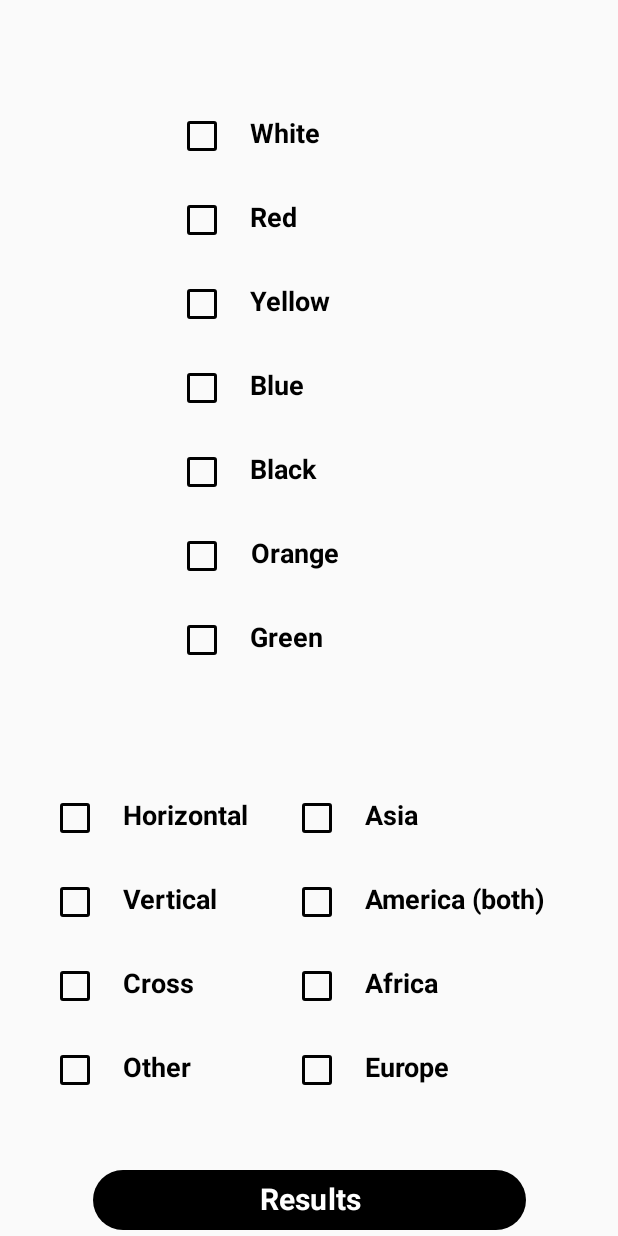
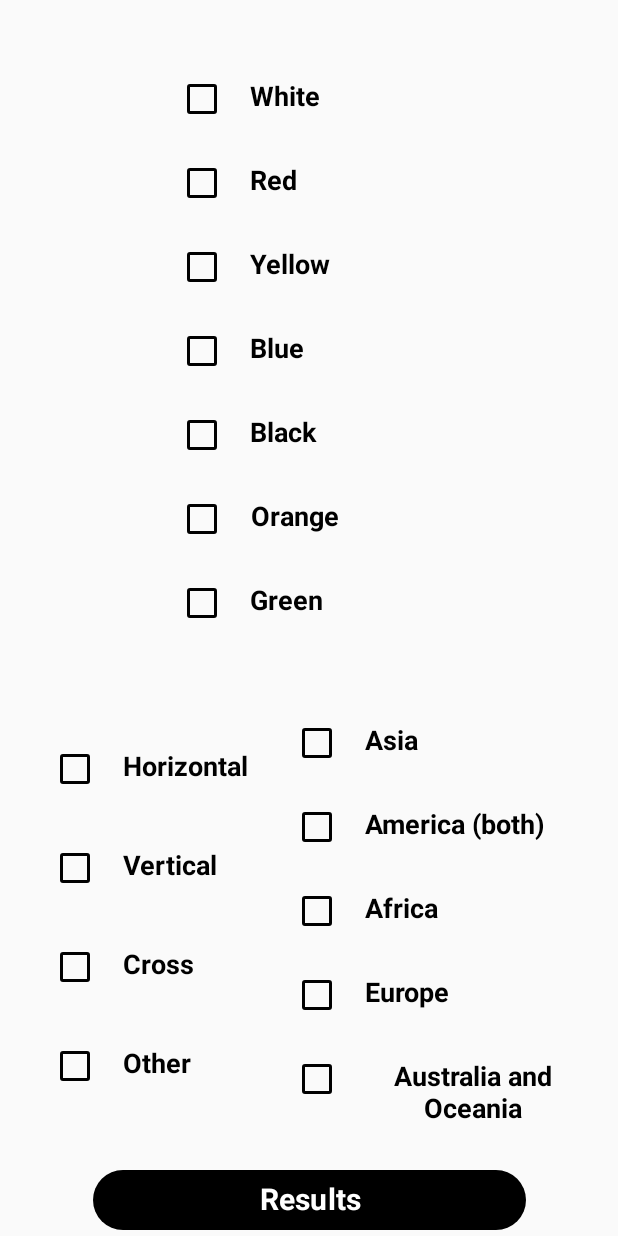
Before and after one commit to bartekkleczar/jCompose-FlagiAplikacja, an Android app built with Jetpack Compose: the screen it shows after launch (MainActivity), on a phone screen of 412 x 824 dp. Run offline under Robolectric (Android 15) with nearby library versions, the phone set to English and light mode, and no system bars.

Commit message:
australia i oceania + dostosowanie wyswietlania w filtrch pod ta dluga nazwe

```diff
--- a/app/src/main/java/pl/klenczi/jcomposeflagiaplikacja/MainActivity.kt
+++ b/app/src/main/java/pl/klenczi/jcomposeflagiaplikacja/MainActivity.kt
@@ -55,6 +55,7 @@ class MainActivity : ComponentActivity() {
             val asia = r.getString(R.string.continent_asia)
             val america = r.getString(R.string.continent_america)
             val africa = r.getString(R.string.continent_africa)
+            val oceania = r.getString(R.string.continent_oceania)
 
             val red = r.getString(R.string.color_red)
             val blue = r.getString(R.string.color_blue)
@@ -168,6 +169,7 @@ class MainActivity : ComponentActivity() {
             val japonia = Panstwo(getString(R.string.country_japonia), mutableSetOf(asia), mutableSetOf(red, white, other), R.drawable.japonia)
             val jemen = Panstwo(getString(R.string.country_jemen), mutableSetOf(asia), mutableSetOf(red, white, black, horizontal), R.drawable.jemen)
             val jordania = Panstwo(getString(R.string.country_jordania), mutableSetOf(asia), mutableSetOf(black, white, green, red, horizontal), R.drawable.jordania)
+            val kambodza = Panstwo(getString(R.string.country_kambodza), mutableSetOf(asia), mutableSetOf(blue, white, red, horizontal), R.drawable.kambodza)
             val kazachstan = Panstwo(getString(R.string.country_kazachstan), mutableSetOf(asia), mutableSetOf(blue, yellow, other), R.drawable.kazachstan)
             val kirgistan = Panstwo(getString(R.string.country_kirgistan), mutableSetOf(asia), mutableSetOf(red, yellow, other), R.drawable.kirgistan)
             val koreapolnocna = Panstwo(getString(R.string.country_koreapolnocna), mutableSetOf(asia), mutableSetOf(red, white, blue, horizontal), R.drawable.koreapolnocna)
@@ -247,6 +249,21 @@ class MainActivity : ComponentActivity() {
             val zambia = Panstwo(r.getString(R.string.country_zambia), mutableSetOf(africa), mutableSetOf(green, orange, black, red, other), R.drawable.zambia)
             val zimbabwe = Panstwo(r.getString(R.string.country_zimbabwe), mutableSetOf(africa), mutableSetOf(green, yellow, red, white, black, horizontal), R.drawable.zimbabwe)
 
+            val australia = Panstwo(getString(R.string.country_australia), mutableSetOf(oceania), mutableSetOf(red, white, blue), R.drawable.australia)
+            val mikronezja = Panstwo(getString(R.string.country_mikronezja), mutableSetOf(oceania), mutableSetOf(blue, white), R.drawable.mikronezja)
+            val fidzi = Panstwo(getString(R.string.country_fidzi), mutableSetOf(oceania), mutableSetOf(blue, yellow), R.drawable.fidzi)
+            val kiribati = Panstwo(getString(R.string.country_kiribati), mutableSetOf(oceania), mutableSetOf(red, white), R.drawable.kiribati)
+            val republikaMarshalla = Panstwo(getString(R.string.country_republikamarshalla), mutableSetOf(oceania), mutableSetOf(blue, white), R.drawable.republikamarshalla)
+            val nauru = Panstwo(getString(R.string.country_nauru), mutableSetOf(oceania), mutableSetOf(blue, yellow), R.drawable.nauru)
+            val nowaZelandia = Panstwo(getString(R.string.country_nowazelandia), mutableSetOf(oceania), mutableSetOf(red, white, blue), R.drawable.nowazelandia)
+            val palau = Panstwo(getString(R.string.country_palau), mutableSetOf(oceania), mutableSetOf(blue, yellow), R.drawable.palau)
+            val papuaNowaGwinea = Panstwo(getString(R.string.country_papuanowagwinea), mutableSetOf(oceania), mutableSetOf(red, black, yellow), R.drawable.papuanowagwinea)
+            val samoa = Panstwo(getString(R.string.country_samoa), mutableSetOf(oceania), mutableSetOf(red, blue), R.drawable.samoa)
+            val wyspySalomona = Panstwo(getString(R.string.country_wyspysalomona), mutableSetOf(oceania), mutableSetOf(blue, green, yellow), R.drawable.wyspysalomona)
+            val tonga = Panstwo(getString(R.string.country_tonga), mutableSetOf(oceania), mutableSetOf(red, white), R.drawable.tonga)
+            val tuvalu = Panstwo(getString(R.string.country_tuvalu), mutableSetOf(oceania), mutableSetOf(blue, yellow), R.drawable.tuvalu)
+            val vanuatu = Panstwo(getString(R.string.country_vanuatu), mutableSetOf(oceania), mutableSetOf(red, green, black), R.drawable.vanuatu)
+
             val countriesList = mutableListOf(
                 afganistan,
                 albania,
@@ -305,6 +322,7 @@ class MainActivity : ComponentActivity() {
                 jemen,
                 jordania,
                 kanada,
+                kambodza,
                 katar,
                 kazachstan,
                 kirgistan,
@@ -421,7 +439,21 @@ class MainActivity : ComponentActivity() {
                 uganda,
                 zambia,
                 zimbabwe,
-                mozambique
+                mozambique,
+                australia,
+                mikronezja,
+                fidzi,
+                kiribati,
+                republikaMarshalla,
+                nauru,
+                nowaZelandia,
+                palau,
+                papuaNowaGwinea,
+                samoa,
+                wyspySalomona,
+                tonga,
+                tuvalu,
+                vanuatu
             )
 
             Main(countriesList,
@@ -450,6 +482,7 @@ class MainActivity : ComponentActivity() {
                     america,
                     africa,
                     europe,
+                    oceania
                 )
             )
         }
@@ -545,12 +578,15 @@ fun Main(
                     }
                 }
                 //pacer(modifier = Modifier.height(5.dp))
-                Row {
+                Row(
+                    verticalAlignment = Alignment.CenterVertically
+                ) {
                     Column {
                         propertiesLayout.forEach { property ->
                             Row(
                                 modifier = Modifier
                                     .padding(4.dp)
+                                    .padding(bottom = 10.dp)
                                     .fillMaxWidth(0.4f)
                             ) {
                                 val checkedState = remember { mutableStateOf(false) }
--- a/app/src/main/res/values/strings.xml
+++ b/app/src/main/res/values/strings.xml
@@ -60,6 +60,7 @@
     <string name="country_jordania">Jordan</string>
     <string name="country_kanada">Canada</string>
     <string name="country_katar">Qatar</string>
+    <string name="country_kambodza">Cambodia</string>
     <string name="country_kazachstan">Kazakhstan</string>
     <string name="country_kirgistan">Kyrgyzstan</string>
     <string name="country_kolumbia">Colombia</string>
@@ -178,6 +179,21 @@
     <string name="country_zambia">Zambia</string>
     <string name="country_zimbabwe">Zimbabwe</string>
 
+    <string name="country_australia">Australia</string>
+    <string name="country_mikronezja">Micronesia</string>
+    <string name="country_fidzi">Fiji</string>
+    <string name="country_kiribati">Kiribati</string>
+    <string name="country_republikamarshalla">Marshall Islands</string>
+    <string name="country_nauru">Nauru</string>
+    <string name="country_nowazelandia">New Zealand</string>
+    <string name="country_palau">Palau</string>
+    <string name="country_papuanowagwinea">Papua New Guinea</string>
+    <string name="country_samoa">Samoa</string>
+    <string name="country_wyspysalomona">Solomon Islands</string>
+    <string name="country_tonga">Tonga</string>
+    <string name="country_tuvalu">Tuvalu</string>
+    <string name="country_vanuatu">Vanuatu</string>
+
     <!--Colors and Layout-->
     <string name="color_white">White</string>
     <string name="color_red">Red</string>
@@ -200,6 +216,7 @@
     <string name="continent_asia">Asia</string>
     <string name="continent_america">America (both)</string>
     <string name="continent_africa">Africa</string>
+    <string name="continent_oceania">Australia and Oceania</string>
     <string name="continent_europe">Europe</string>
 
 </resources>
```
Also changed, not shown: app/src/main/res/drawable/australia.png (added), app/src/main/res/drawable/fidzi.png (added), app/src/main/res/drawable/kambodza.png (added), app/src/main/res/drawable/kiribati.png (added), app/src/main/res/drawable/mikronezja.png (added), app/src/main/res/drawable/nauru.png (added), app/src/main/res/drawable/nowazelandia.png (added), app/src/main/res/drawable/palau.png (added), app/src/main/res/drawable/papuanowagwinea.png (added), app/src/main/res/drawable/republikamarshalla.png (added), app/src/main/res/drawable/samoa.png (added), app/src/main/res/drawable/tonga.png (added), app/src/main/res/drawable/tuvalu.png (added), app/src/main/res/drawable/vanuatu.png (added), 1 more files, 1 other file.
